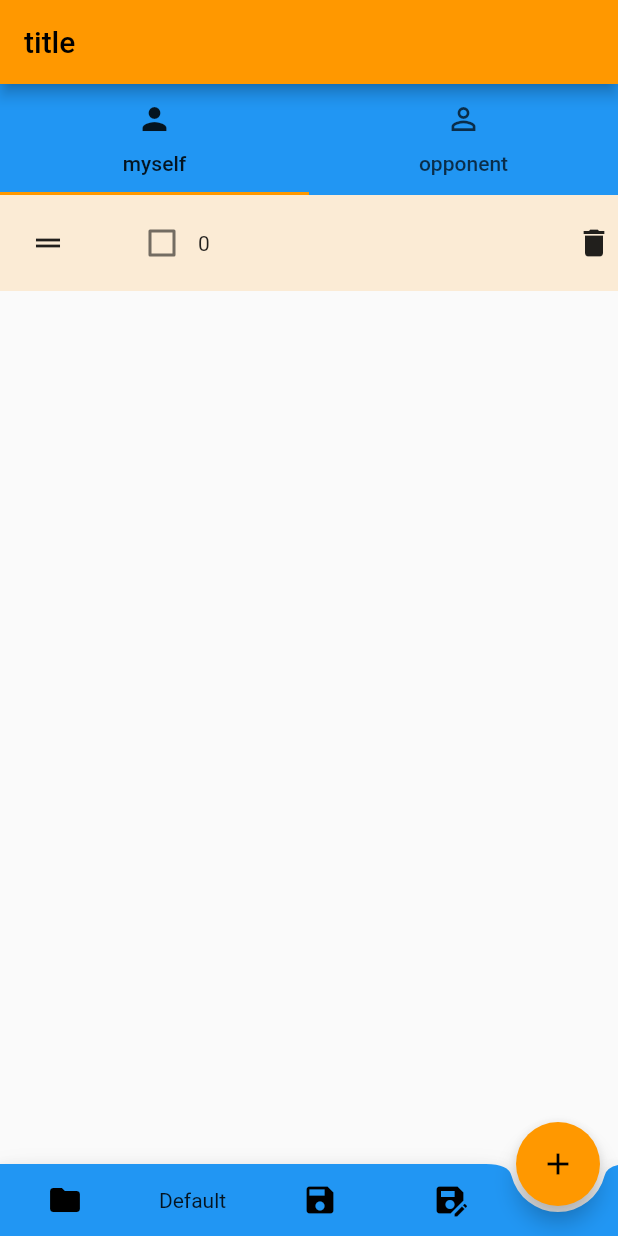
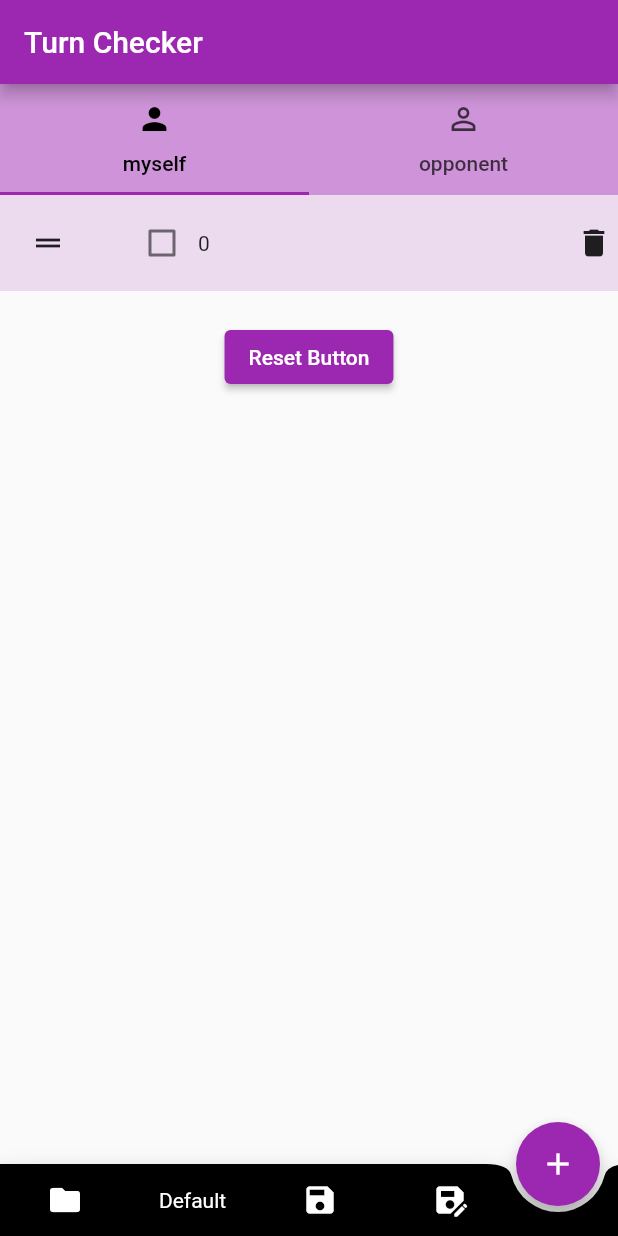
Before and after one commit to toumarihikana/turnchecker, a Flutter app: the screen it shows after launch, on a phone screen of 412 x 824 dp. Run offline on Flutter 3.47's test engine with Material 2 defaults, Android fonts, the phone set to English and light mode, and no system bars; our stand-ins replace flutter_hooks, hooks_riverpod; missing offline and left inert: flutter_use, localstore, ulid.

Commit message:
見た目とリセットボタンの実装

```diff
--- a/lib/main.dart
+++ b/lib/main.dart
@@ -40,7 +40,7 @@ class MyApp extends HookConsumerWidget {
           // textTheme: kIsWeb
           //     ? GoogleFonts.sawarabiGothicTextTheme(Theme.of(context).textTheme)
           //     : null,
-          primarySwatch: Colors.orange,
+          primarySwatch: Colors.purple,
         );
         return MaterialApp(
           title: "Turn Checker",
@@ -54,68 +54,3 @@ class MyApp extends HookConsumerWidget {
     );
   }
 }
-
-
-// class MyApp extends HookConsumerWidget {
-//   const MyApp({Key? key}) : super(key: key);
-
-//   @override
-//   Widget build(BuildContext context, WidgetRef ref) {
-//     return MaterialApp(
-//       title: 'Flutter Demoo',
-//       theme: ThemeData(
-//         primarySwatch: Colors.blue,
-//       ),
-//       // routes: {
-//       //   '/': (context) =>
-//       //       MyHomePage(title: 'Flutter Demo Home Page with named')
-//       // },
-//       // initialRoute: '/'
-//       home: const MainPage(),
-//     );
-//   }
-// }
-
-// class MyHomePage extends HookConsumerWidget {
-//   MyHomePage({Key? key, required this.title}) : super(key: key);
-
-//   final String title;
-//   int c = 0;
-
-//   @override
-//   Widget build(BuildContext context, WidgetRef ref) {
-//     return Scaffold(
-//       appBar: AppBar(
-//         title: Text(title),
-//       ),
-//       body: const SafeArea(
-//         child: MainContents(),
-//       ),
-//       floatingActionButton: FloatingActionButton(
-//         onPressed: (() => tapAction(context, ref)),
-//         tooltip: 'External Increment',
-//         child: const Icon(Icons.add),
-//       ),
-//       // IncrementButton(),
-//       floatingActionButtonLocation: FloatingActionButtonLocation.miniEndDocked,
-//       bottomNavigationBar: BottomBar(
-//         stateCheckStr: ref.watch(countProvider).toString(),
-//       ),
-//     );
-//   }
-
-//   Future<void> tapAction(BuildContext context, WidgetRef ref) async {
-//     // ダイアログの外をタップするとダイアログから文字が帰ってこないのでfailになる。
-//     // String? name = await showEditDialog(context, '初期値') ?? 'fail';
-//     var builder = TextEditDialog.builder("Add Board");
-//     builder.submit = "Create";
-//     var boardName = await builder.build().show(context);
-//     // ref.read(flatModelrovider.notifier).changeModel(boardName!);
-//     if (ref.read(tabIndexProvider) == 0) {
-//       ref.read(countProvider.notifier).increment();
-//     } else if (ref.read(tabIndexProvider) == 1) {
-//       c++;
-//       ref.read(strListProvider.notifier).add(str: c.toString());
-//     }
-//   }
-// }
--- a/lib/widgets/bottom_app_bar.dart
+++ b/lib/widgets/bottom_app_bar.dart
@@ -21,9 +21,13 @@ class BottomBar extends HookConsumerWidget {
     var myProfileName = ref.watch(myProfileProvider).profileName;
     var opponentProfileName = ref.watch(opponentProfileProvider).profileName;
 
+    final ColorScheme colorScheme = Theme.of(context).colorScheme;
+    final Color barColor = colorScheme.onSurface;
+    final Color profileNameColor = colorScheme.surface;
+
     return BottomAppBar(
       shape: const CircularNotchedRectangle(),
-      color: Colors.blue,
+      color: barColor,
       child: IconTheme(
         data: IconThemeData(color: Theme.of(context).colorScheme.onPrimary),
         child: Row(
@@ -56,7 +60,7 @@ class BottomBar extends HookConsumerWidget {
                       return '';
                     }
                   }()),
-              ),
+                  style: TextStyle(color: profileNameColor)),
             ),
             IconButton(
               tooltip: 'save',
--- a/lib/widgets/check_card.dart
+++ b/lib/widgets/check_card.dart
@@ -22,6 +22,9 @@ class CheckCard extends HookConsumerWidget {
     final ColorScheme colorScheme = Theme.of(context).colorScheme;
     final Color oddItemColor = colorScheme.primary.withOpacity(0.05);
     final Color evenItemColor = colorScheme.primary.withOpacity(0.15);
+
+    // TODO Providerを両対応にする
+    var targetProfile = ref.watch(myProfileProvider);
 
     return Container(
       key: Key('$index main'),
@@ -48,7 +51,7 @@ class CheckCard extends HookConsumerWidget {
                 const SizedBox(
                   width: 20,
                 ),
-                checkBoxes(cardData.isChecks),
+                checkBoxes(ref, cardData.isChecks, index),
                 Flexible(
                   fit: FlexFit.loose,
                   child: Text(
@@ -73,21 +76,20 @@ class CheckCard extends HookConsumerWidget {
     );
   }
 
-  Widget checkBoxes(List<bool> flags) {
-    var flagState = useState(flags);
+  Widget checkBoxes(WidgetRef ref, List<bool> flags, int index) {
     return Row(
       children: <Widget>[
-        for (int i = 0; i < flagState.value.length; i++)
+        for (int i = 0; i < flags.length; i++)
           Checkbox(
             activeColor: Colors.blue,
-            value: flagState.value[i],
+            value: flags[i],
             onChanged: (flag) {
               var fs = [
-                for (int j = 0; j < flagState.value.length; j++)
-                  if (j == i) !flagState.value[j] else flagState.value[j],
+                for (int j = 0; j < flags.length; j++)
+                  if (j == i) !flags[j] else flags[j],
               ];
-              flagState.value = fs;
-              // toggle(flagState.value[0], flag);
+              flags = fs;
+              ref.watch(myProfileProvider.notifier).changeChecks(flags, index);
             },
           ),
       ],
--- a/lib/widgets/each_checklist.dart
+++ b/lib/widgets/each_checklist.dart
@@ -1,5 +1,7 @@
 import 'package:flutter/material.dart';
+import 'package:flutter_hooks/flutter_hooks.dart';
 import 'package:hooks_riverpod/hooks_riverpod.dart';
+import 'package:turnchecker/models/card_data.dart';
 
 import '../models/profile.dart';
 import '/widgets/check_card.dart';
@@ -11,22 +13,42 @@ class EachChecklist extends HookConsumerWidget {
 
   @override
   Widget build(BuildContext context, WidgetRef ref) {
+    var profileState = useState(profile);
+    // TODO Providerを両対応にする
+    ProfileProvider pp = myProfileProvider;
     return SingleChildScrollView(
       child: Column(
         children: <Widget>[
           ReorderableListView.builder(
             buildDefaultDragHandles: false,
             shrinkWrap: true,
-            itemBuilder: (_, index) => CheckCard(
-              cardData: profile.cards[index],
-              index: index,
-              key: ValueKey('$index main'),
-            ),
-            itemCount: profile.cards.length,
+            itemBuilder: (_, index) {
+              print('object$index');
+              return CheckCard(
+                cardData: ref.watch(pp).cards[index],
+                index: index,
+                key: ValueKey('$index main'),
+              );
+            },
+            itemCount: ref.watch(pp).cards.length,
             onReorder: (int oldIndex, int newIndex) {
               _onReorder(ref, oldIndex, newIndex);
             },
           ),
+          const SizedBox(
+            height: 20,
+          ),
+          ElevatedButton(
+            onPressed: () {
+              ref
+                  .watch(pp.notifier)
+                  .changeProfile(resetChecksProfile(ref.watch(pp)));
+              print(ref.watch(pp));
+            },
+            child: const Text(
+              "Reset Button",
+            ),
+          )
         ],
       ),
     );
@@ -35,4 +57,18 @@ class EachChecklist extends HookConsumerWidget {
   void _onReorder(WidgetRef ref, int oldIndex, int newIndex) {
     ref.read(myProfileProvider.notifier).changeIndex(oldIndex, newIndex);
   }
+
+  Profile resetChecksProfile(Profile profile) {
+    List<CardData> newCards = [
+      for (final card in profile.cards)
+        CardData(
+          id: card.id,
+          cardName: card.cardName,
+          isChecks: card.isChecks.map((e) => false).toList(),
+        )
+    ];
+    Profile newProfile = Profile(
+        ulid: profile.ulid, profileName: profile.profileName, cards: newCards);
+    return newProfile;
+  }
 }
--- a/lib/widgets/main_page.dart
+++ b/lib/widgets/main_page.dart
@@ -13,7 +13,7 @@ class MainPage extends HookConsumerWidget {
   Widget build(BuildContext context, WidgetRef ref) {
     return Scaffold(
       appBar: AppBar(
-        title: const Text('title'),
+        title: const Text('Turn Checker'),
       ),
       body: const SafeArea(
         child: MainContents(),
--- a/lib/widgets/tab_wrapper.dart
+++ b/lib/widgets/tab_wrapper.dart
@@ -9,13 +9,18 @@ import '../providers/profile_provider.dart';
 
 class TabWrapWidget extends HookConsumerWidget {
   TabWrapWidget({Key? key}) : super(key: key);
-  final tabs = <Tab>[
-    const Tab(text: 'myself', icon: Icon(Icons.person)),
-    const Tab(text: 'opponent', icon: Icon(Icons.person_outline))
-  ];
 
   @override
   Widget build(BuildContext context, WidgetRef ref) {
+    final tabs = <Tab>[
+      const Tab(text: 'myself', icon: Icon(Icons.person)),
+      const Tab(text: 'opponent', icon: Icon(Icons.person_outline))
+    ];
+
+    final ColorScheme colorScheme = Theme.of(context).colorScheme;
+    final Color tabColor = colorScheme.background;
+    final Color tabTextColor = colorScheme.onSurface;
+
     final controller = useTabController(initialLength: tabs.length);
 
     final myProfile = ref.watch(myProfileProvider);
@@ -31,10 +36,11 @@ class TabWrapWidget extends HookConsumerWidget {
     return Column(
       children: <Widget>[
         Ink(
-          color: Colors.blue,
+          color: tabColor,
           child: TabBar(
             controller: controller,
             tabs: tabs,
+            labelColor: tabTextColor,
           ),
         ),
         Expanded(
```
Also changed, not shown: lib/providers/profile_provider.dart (+19 -0 lines). Lines whose indentation alone changed are shown as unchanged.
